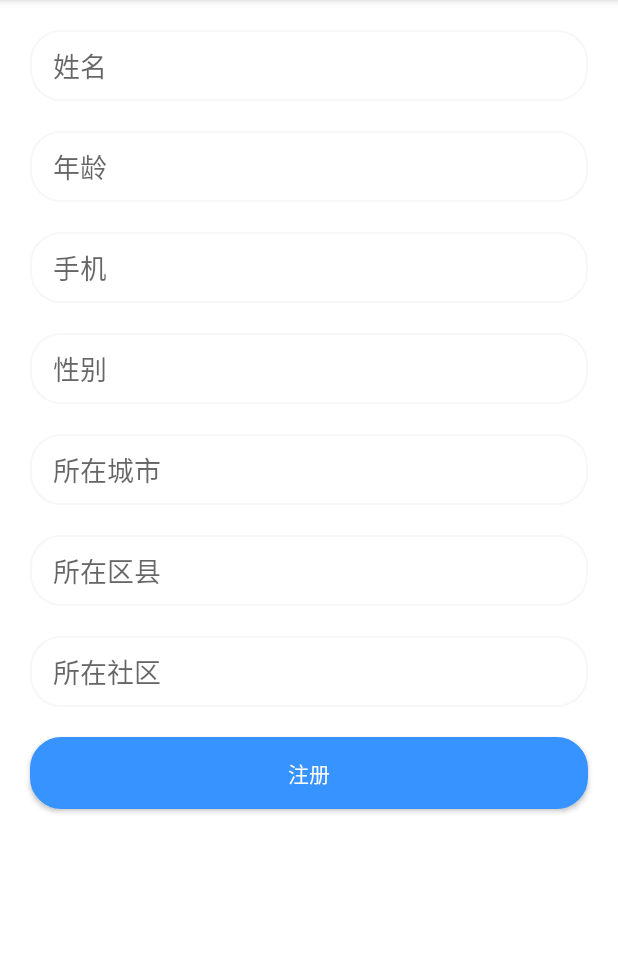
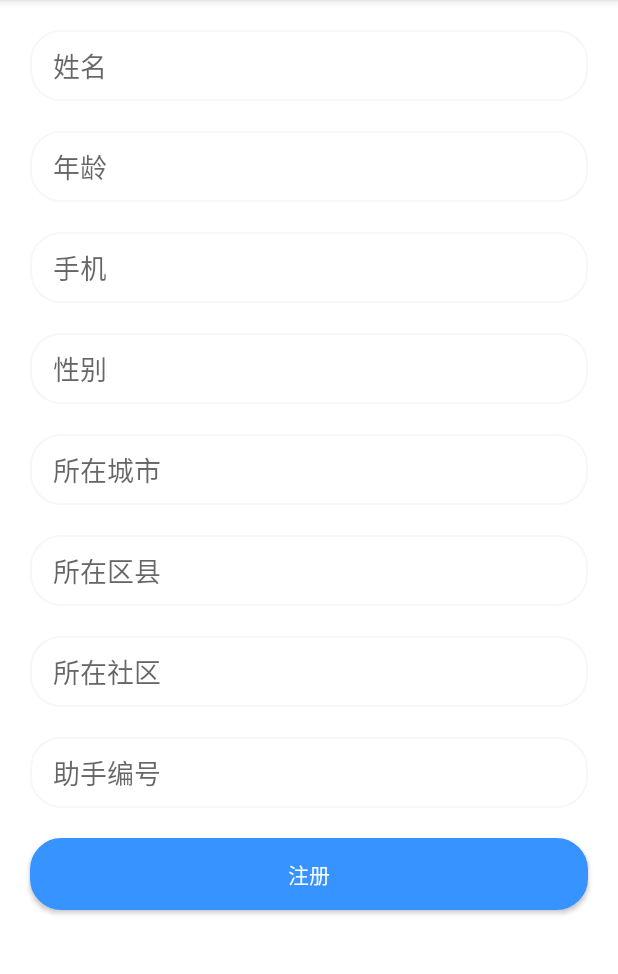
Before and after one commit to yura1116/syapp, an Android app: the fragment RegFragment shown on its own in the app's theme, on a phone screen of 412 x 824 dp, the part 84-1058 px from its top. Run offline under Robolectric (Android 15) with nearby library versions, the phone set to English and light mode, and no system bars.

Commit message:
注册页面

```diff
--- a/app/src/main/java/com/example/syapp/RegFragment.java
+++ b/app/src/main/java/com/example/syapp/RegFragment.java
@@ -4,11 +4,13 @@ import android.os.Bundle;
 import android.view.LayoutInflater;
 import android.view.View;
 import android.view.ViewGroup;
+import android.widget.Button;
 
 import androidx.fragment.app.Fragment;
 
 
 public class RegFragment extends Fragment {
+    private Button reg_btn;
     @Override
     public View onCreateView(LayoutInflater inflater, ViewGroup container, Bundle savedInstanceState) {
         // TODO Auto-generated method stub
@@ -16,4 +18,17 @@ public class RegFragment extends Fragment {
         return view;
 
     }
+
+    public void onActivityCreated(Bundle savedInstanceState) {
+        super.onActivityCreated(savedInstanceState);
+        reg_btn = getActivity().findViewById(R.id.button_reg);
+        reg_btn.setOnClickListener(new View.OnClickListener() {
+            @Override
+            public void onClick(View v) {
+                System.out.println("点击注册按钮");
+            }
+        });
+    }
+
+
 }
--- a/app/src/main/res/layout/fragment_reg.xml
+++ b/app/src/main/res/layout/fragment_reg.xml
@@ -106,8 +106,21 @@
                 android:paddingTop="10dp"
                 android:paddingBottom="10dp"/>
 
+            <EditText
+                android:id="@+id/zsbh"
+                android:layout_width="match_parent"
+                android:layout_height="wrap_content"
+                android:layout_marginLeft="20dp"
+                android:layout_marginTop="20dp"
+                android:layout_marginRight="20dp"
+                android:background="@drawable/rounded_edittext"
+                android:hint="助手编号"
+                android:paddingLeft="15dp"
+                android:paddingTop="10dp"
+                android:paddingBottom="10dp"/>
+
             <Button
-                android:id="@+id/button_login"
+                android:id="@+id/button_reg"
                 android:layout_width="match_parent"
                 android:layout_height="wrap_content"
                 android:layout_centerHorizontal="true"
```
Also changed, not shown: app/src/main/res/layout/fragment_login.xml (+4 -4 lines).
